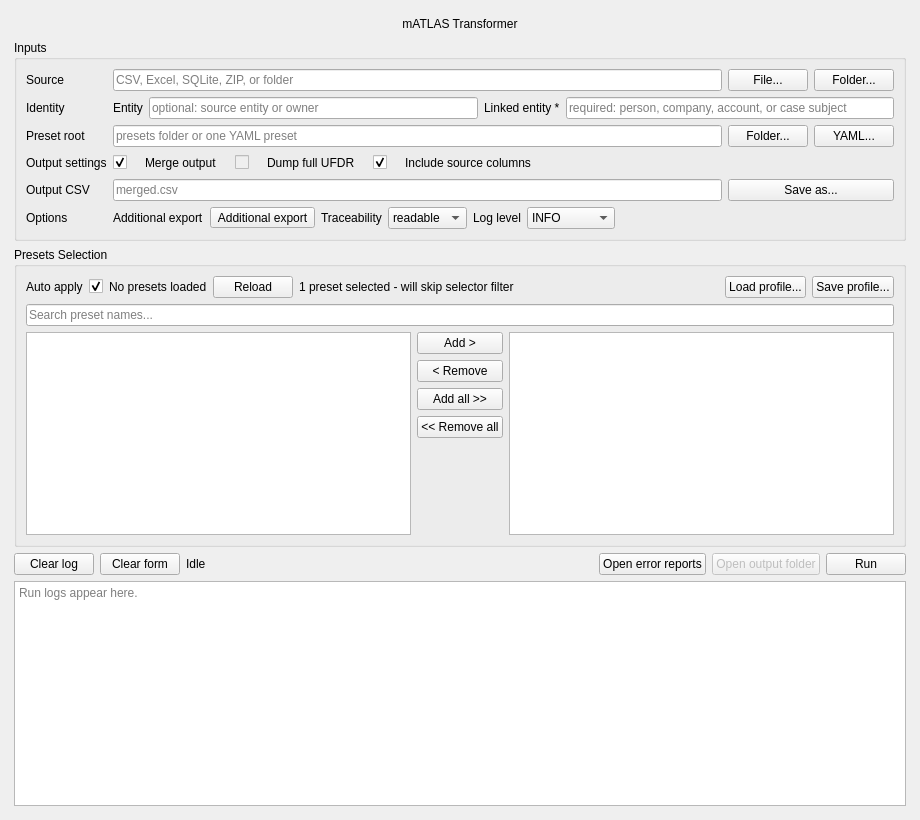
Old version of the form gui/main_window.ui in the repository Ben0x0a/mATLAS.
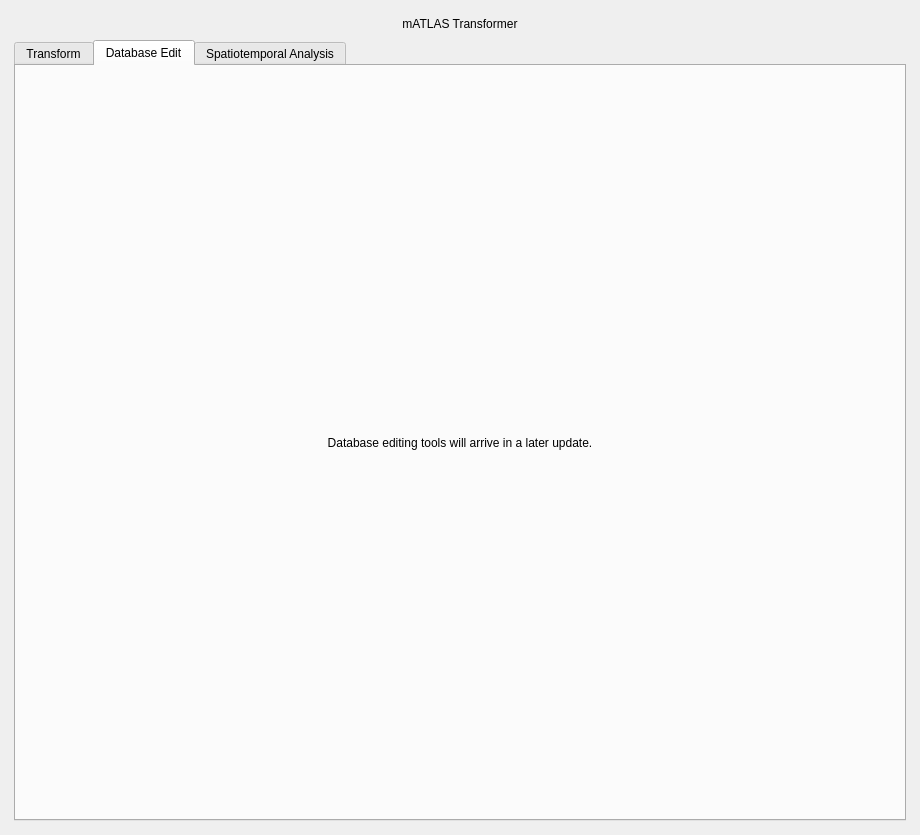
New version of the form. The open tabs and pages were chosen to show the change. Custom widgets are drawn as their Qt base class.

Commit message: gui: three-tab shell (transform / database edit / spatiotemporal) via QTabWidget

```diff
--- a/gui/main_window.ui
+++ b/gui/main_window.ui
@@ -111,6 +111,16 @@
      </layout>
     </item>
     <item>
+     <widget class="QTabWidget" name="mainTabWidget">
+      <property name="currentIndex">
+       <number>0</number>
+      </property>
+      <widget class="QWidget" name="transformTab">
+       <attribute name="title">
+        <string>Transform</string>
+       </attribute>
+       <layout class="QVBoxLayout" name="transformTabLayout">
+    <item>
      <widget class="QGroupBox" name="inputGroup">
       <property name="title">
        <string>Inputs</string>
@@ -648,6 +658,44 @@
       <property name="placeholderText">
        <string>Run logs appear here.</string>
       </property>
+     </widget>
+    </item>
+       </layout>
+      </widget>
+      <widget class="QWidget" name="databaseEditTab">
+       <attribute name="title">
+        <string>Database Edit</string>
+       </attribute>
+       <layout class="QVBoxLayout" name="databaseEditTabLayout">
+        <item>
+         <widget class="QLabel" name="databaseEditPlaceholderLabel">
+          <property name="text">
+           <string>Database editing tools will arrive in a later update.</string>
+          </property>
+          <property name="alignment">
+           <set>Qt::AlignCenter</set>
+          </property>
+         </widget>
+        </item>
+       </layout>
+      </widget>
+      <widget class="QWidget" name="spatiotemporalTab">
+       <attribute name="title">
+        <string>Spatiotemporal Analysis</string>
+       </attribute>
+       <layout class="QVBoxLayout" name="spatiotemporalTabLayout">
+        <item>
+         <widget class="QLabel" name="spatiotemporalPlaceholderLabel">
+          <property name="text">
+           <string>Spatiotemporal analysis tools will arrive in a later update.</string>
+          </property>
+          <property name="alignment">
+           <set>Qt::AlignCenter</set>
+          </property>
+         </widget>
+        </item>
+       </layout>
+      </widget>
      </widget>
     </item>
    </layout>
```
The commit also changes 4 other files.
